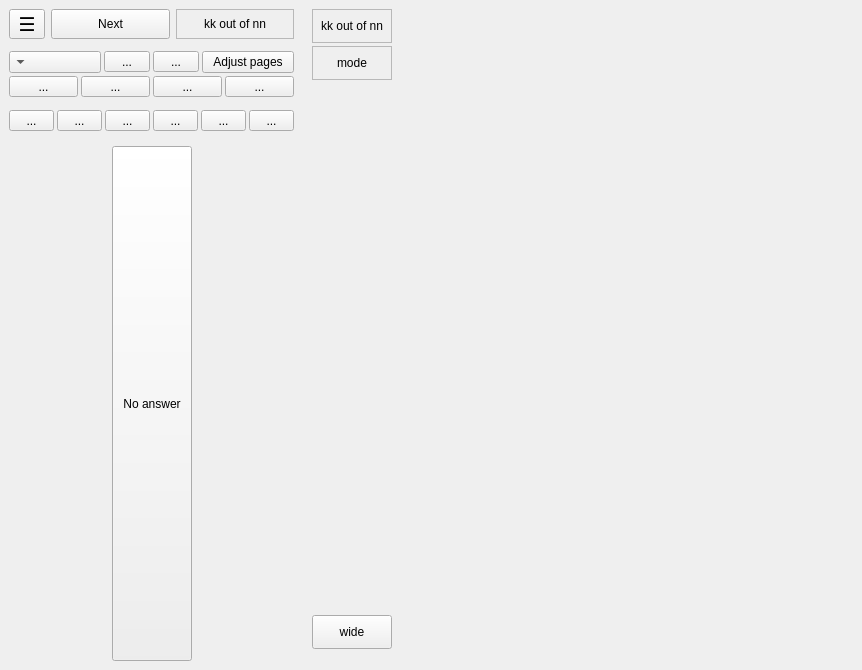
This is qtCreatorFiles/ui_annotator.ui in plomgrading/plom as Qt 5 draws it before an edit. The edited form follows.
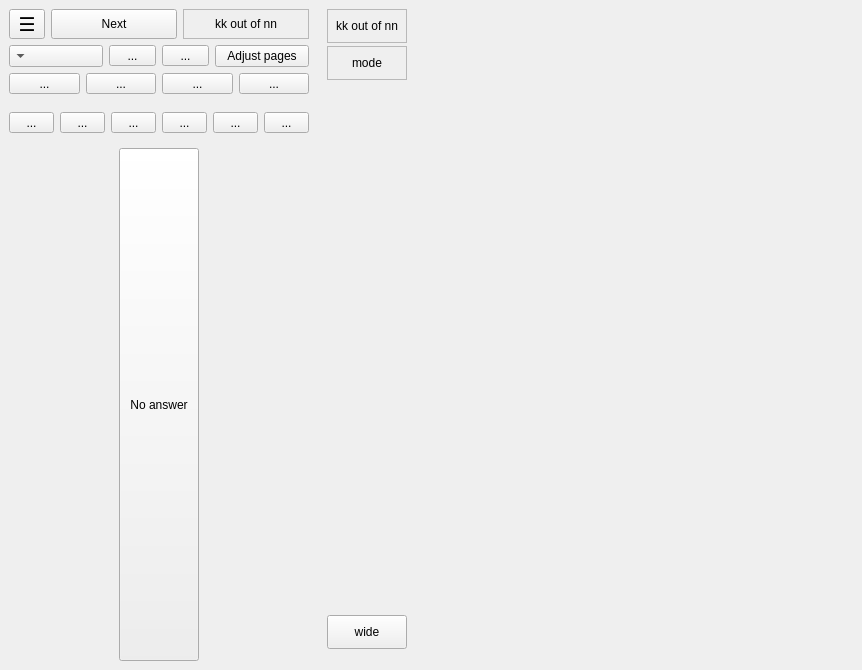
This is the edited form.

Commit message: Consolidate all toolbar rows into one widget

Diff of the .ui file:
```diff
--- a/qtCreatorFiles/ui_annotator.ui
+++ b/qtCreatorFiles/ui_annotator.ui
@@ -42,20 +42,17 @@
      </property>
      <layout class="QVBoxLayout" name="verticalLayout">
       <item>
-       <widget class="QFrame" name="frame1">
+       <widget class="QFrame" name="frameTools">
         <property name="sizePolicy">
-         <sizepolicy hsizetype="Preferred" vsizetype="Preferred">
+         <sizepolicy hsizetype="Expanding" vsizetype="Fixed">
           <horstretch>0</horstretch>
           <verstretch>0</verstretch>
          </sizepolicy>
         </property>
-        <property name="frameShape">
-         <enum>QFrame::NoFrame</enum>
-        </property>
-        <property name="frameShadow">
-         <enum>QFrame::Plain</enum>
-        </property>
-        <layout class="QHBoxLayout" name="modeLayout">
+        <layout class="QVBoxLayout" name="verticalLayout_3">
+         <property name="spacing">
+          <number>6</number>
+         </property>
          <property name="leftMargin">
           <number>0</number>
          </property>
@@ -68,6 +65,8 @@
          <property name="bottomMargin">
           <number>0</number>
          </property>
+         <item>
+          <layout class="QHBoxLayout" name="horizontalLayout1">
          <item>
           <widget class="QToolButton" name="hamMenuButton">
            <property name="sizePolicy">
@@ -128,61 +127,9 @@
           </widget>
          </item>
         </layout>
-       </widget>
       </item>
       <item>
-       <widget class="QFrame" name="frame2">
-        <property name="frameShape">
-         <enum>QFrame::NoFrame</enum>
-        </property>
-        <property name="frameShadow">
-         <enum>QFrame::Raised</enum>
-        </property>
-        <layout class="QHBoxLayout" name="buttonsLayout">
-         <property name="spacing">
-          <number>3</number>
-         </property>
-         <property name="leftMargin">
-          <number>0</number>
-         </property>
-         <property name="topMargin">
-          <number>0</number>
-         </property>
-         <property name="rightMargin">
-          <number>0</number>
-         </property>
-         <property name="bottomMargin">
-          <number>0</number>
-         </property>
-        </layout>
-       </widget>
-      </item>
-      <item>
-       <widget class="QFrame" name="frameTools">
-        <property name="sizePolicy">
-         <sizepolicy hsizetype="Expanding" vsizetype="Fixed">
-          <horstretch>0</horstretch>
-          <verstretch>0</verstretch>
-         </sizepolicy>
-        </property>
-        <layout class="QVBoxLayout" name="verticalLayout_3">
-         <property name="spacing">
-          <number>3</number>
-         </property>
-         <property name="leftMargin">
-          <number>0</number>
-         </property>
-         <property name="topMargin">
-          <number>0</number>
-         </property>
-         <property name="rightMargin">
-          <number>0</number>
-         </property>
-         <property name="bottomMargin">
-          <number>0</number>
-         </property>
-         <item>
-          <layout class="QHBoxLayout" name="horizontalLayout_4">
+          <layout class="QHBoxLayout" name="horizontalLayout2">
            <item>
             <widget class="QComboBox" name="zoomCB">
              <property name="sizePolicy">
@@ -375,10 +322,20 @@
           </layout>
          </item>
          <item>
-          <layout class="QHBoxLayout" name="horizontalLayout_3">
-           <property name="topMargin">
-            <number>10</number>
+          <spacer name="verticalSpacer_2">
+           <property name="orientation">
+            <enum>Qt::Vertical</enum>
            </property>
+           <property name="sizeHint" stdset="0">
+            <size>
+             <width>20</width>
+             <height>12</height>
+            </size>
+           </property>
+          </spacer>
+         </item>
+         <item>
+          <layout class="QHBoxLayout" name="horizontalLayout4">
            <item>
             <widget class="QToolButton" name="boxButton">
              <property name="sizePolicy">
```
Left out of the diff: 2 changed lines with no effect on the pictures. Lines whose indentation alone changed are shown as unchanged. The commit also changes 1 other file.
